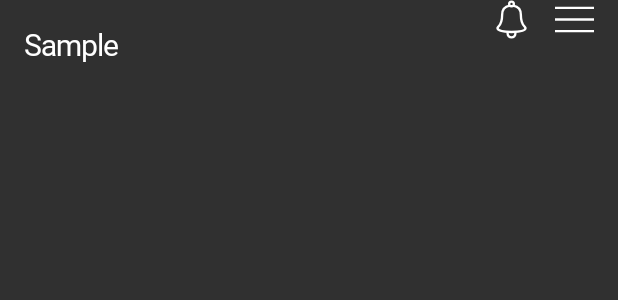
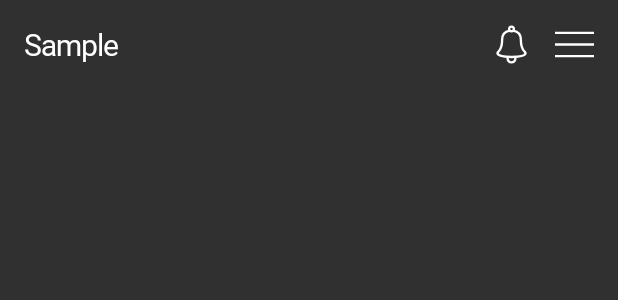
Before and after one commit to yunjj21-GitHub/Sample, an Android app: the layout layout_appbar.xml on its own in the app's theme, with its tools: preview values and no code run, on a phone screen of 412 x 824 dp. Shown: the top 300 px of the screen. Run offline under Robolectric (Android 15) with nearby library versions, the phone set to English and light mode, and no system bars.

Commit message:
Custom App Bar 적용

```diff
--- a/app/src/main/res/layout/fragment_home.xml
+++ b/app/src/main/res/layout/fragment_home.xml
@@ -15,6 +15,7 @@
         app:layout_constraintTop_toTopOf="parent">
 
         <androidx.constraintlayout.widget.ConstraintLayout
+            android:id="@+id/layout"
             android:layout_width="match_parent"
             android:layout_height="wrap_content">
 
--- a/app/src/main/res/layout/layout_appbar.xml
+++ b/app/src/main/res/layout/layout_appbar.xml
@@ -10,10 +10,19 @@
     </data>
     <androidx.constraintlayout.widget.ConstraintLayout
         android:id="@+id/container"
+        android:layout_width="match_parent"
+        android:layout_height="wrap_content">
+
+        <androidx.constraintlayout.widget.ConstraintLayout
+            android:id="@+id/appBar"
+            android:layout_width="match_parent"
+            android:layout_height="wrap_content"
             android:background="@color/transparent"
             android:paddingTop="@{statusBarHeight}"
-        android:layout_width="match_parent"
-        android:layout_height="wrap_content">
+            app:layout_constraintBottom_toBottomOf="parent"
+            app:layout_constraintEnd_toEndOf="parent"
+            app:layout_constraintStart_toStartOf="parent"
+            app:layout_constraintTop_toTopOf="parent">
 
             <TextView
                 android:id="@+id/appName"
@@ -34,9 +43,9 @@
                 android:layout_height="26dp"
                 android:layout_marginEnd="16dp"
                 android:background="@drawable/ic_menu_white"
-            app:layout_constraintBottom_toBottomOf="@+id/title"
+                app:layout_constraintBottom_toBottomOf="@+id/appName"
                 app:layout_constraintEnd_toEndOf="parent"
-            app:layout_constraintTop_toTopOf="@+id/title" />
+                app:layout_constraintTop_toTopOf="@+id/appName" />
 
             <Button
                 android:id="@+id/alramBtn"
@@ -49,4 +58,5 @@
                 app:layout_constraintTop_toTopOf="@+id/menuBtn" />
 
         </androidx.constraintlayout.widget.ConstraintLayout>
+    </androidx.constraintlayout.widget.ConstraintLayout>
 </layout>
```
Also changed, not shown: app/src/main/java/com/yunjung/sample/presentation/home/HomeFragment.kt (+10 -2 lines), app/src/main/java/com/yunjung/sample/presentation/main/MainActivity.kt (+1 -9 lines), app/src/main/java/com/yunjung/sample/util/view/SmplAppBar.kt (+91 -38 lines). Lines whose indentation alone changed are shown as unchanged.
